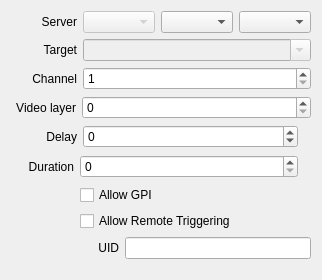
Qt form src/Widgets/Inspector/InspectorOutputWidget.ui (CasparCG/client) before a commit.
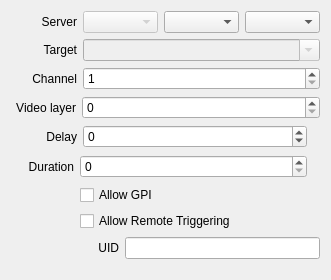
The same form after that commit. Custom widgets are drawn as their Qt base class.

The edit to the form file:
```diff
--- a/src/Widgets/Inspector/InspectorOutputWidget.ui
+++ b/src/Widgets/Inspector/InspectorOutputWidget.ui
@@ -6,7 +6,7 @@
    <rect>
     <x>0</x>
     <y>0</y>
-    <width>313</width>
+    <width>331</width>
     <height>280</height>
    </rect>
   </property>
```
Left out of the diff: 2 changed lines with no effect on the pictures.
